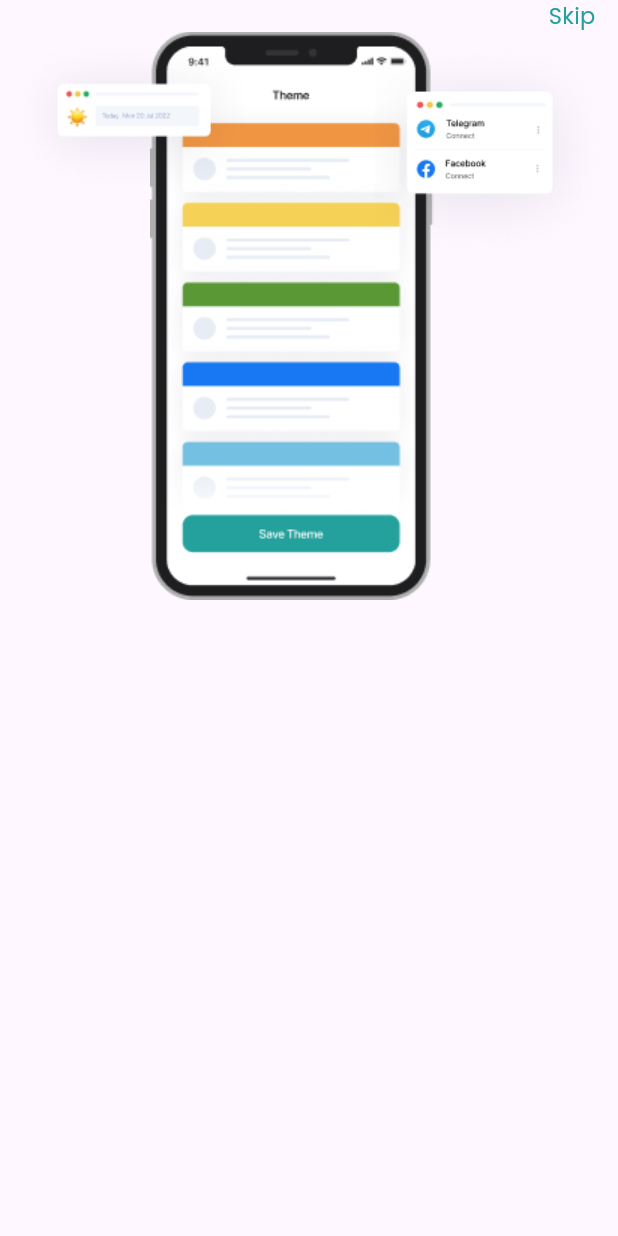
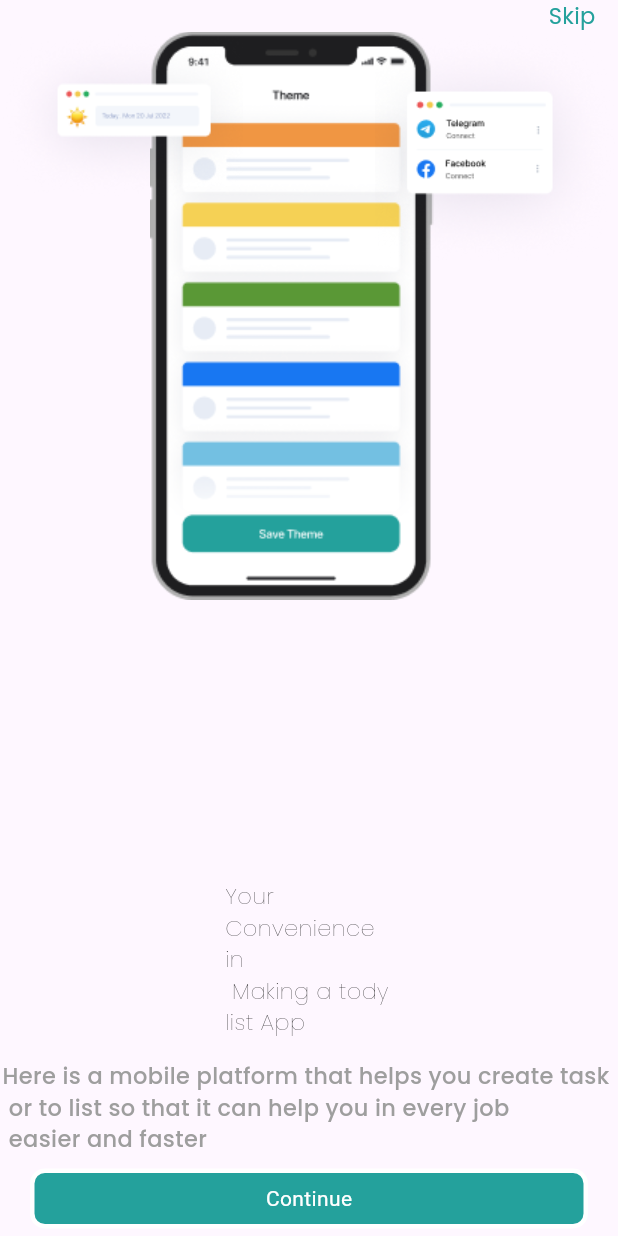
Before and after one commit to laiba12-cloud/todolist, a Flutter app: the OnBoard1 screen opened directly, on a phone screen of 412 x 824 dp. Run offline on Flutter 3.47's test engine with Material 3 defaults, Android fonts, the phone set to English and light mode, and no system bars; our stand-ins replace google_fonts.

Commit message:
updated code

```diff
--- a/lib/controller/components/container.dart
+++ b/lib/controller/components/container.dart
@@ -9,7 +9,7 @@ class ContainerWidget extends StatelessWidget {
     return Column(
       children: [
         Container(
-          margin: EdgeInsets.all(18),
+          margin: EdgeInsets.symmetric(horizontal: 40,vertical: 20),
             height:20,
             width:double.infinity,
             decoration:BoxDecoration(
--- a/lib/main.dart
+++ b/lib/main.dart
@@ -1,6 +1,7 @@
 import 'package:flutter/material.dart';
 import 'package:todolist/controller/utills/appcolors.dart';
 import 'package:todolist/paractice/onboarding/onboard2.dart';
+import 'package:todolist/paractice/splashscreen.dart';
 import 'package:todolist/view/authview/loginscreen.dart';
 import 'package:todolist/view/authview/onboarding/onboarding1.dart';
 import 'package:todolist/view/authview/onboarding/onboarding2.dart';
@@ -22,7 +23,8 @@ class MyApp extends StatelessWidget {
   Widget build(BuildContext context) {
     return MaterialApp(
       debugShowCheckedModeBanner: false,
-      home: OnBoard2(), // You can change this to SplashScreen() or OnBoard1()
+      home:SplashScreenP()
+      //OnBoard2(), // You can change this to SplashScreen() or OnBoard1()
     );
   }
 }
--- a/lib/paractice/onboarding/onboard1.dart
+++ b/lib/paractice/onboarding/onboard1.dart
@@ -14,7 +14,7 @@ class OnBoard1 extends StatelessWidget {
       body: Column(
         children: [
         Expanded(
-      flex: 50,
+      flex: 70,
       child:Column(children: [
           Row(
           children: [
@@ -41,19 +41,20 @@ class OnBoard1 extends StatelessWidget {
             ),],
       ),
     ),
-          Expanded(child:Column(children: [
-          SizedBox(height: 20,),
+          Expanded(
+            flex: 30,
+            child:Column(children: [
           Padding(
-          padding: const EdgeInsets.symmetric(horizontal: 150.0,vertical: 20),
+          padding: const EdgeInsets.symmetric(horizontal: 150.0,vertical: 10),
           child:BlackTextWidget(text: 'Your Convenience in \n Making a tody list App'),
           ),
-          SizedBox(height: 10,),
+          SizedBox(height: 5,),
           GreyTextWidget(text: 'Here is a mobile platform that helps you create task \n or to list so that it can help you in every job \n easier and faster '),
           Spacer(),
           CyanButton(text: 'Continue', ontap: (){
-            Navigator.pushReplacement(context, MaterialPageRoute(Builder:(context)=>OnBoard2()));
+            Navigator.pushReplacement(context, MaterialPageRoute(builder: (context)=>OnBoard2()));
           }),
-          SizedBox(height: 20,),
+          SizedBox(height: 5,),
     ],
           ),
           ),
```
